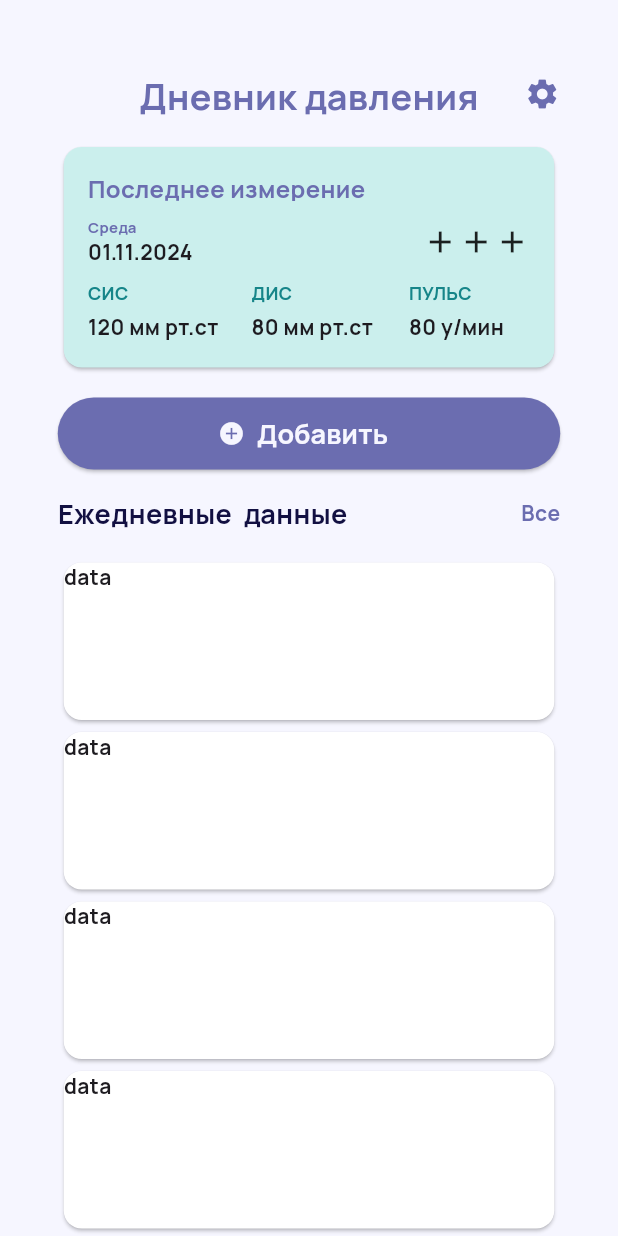
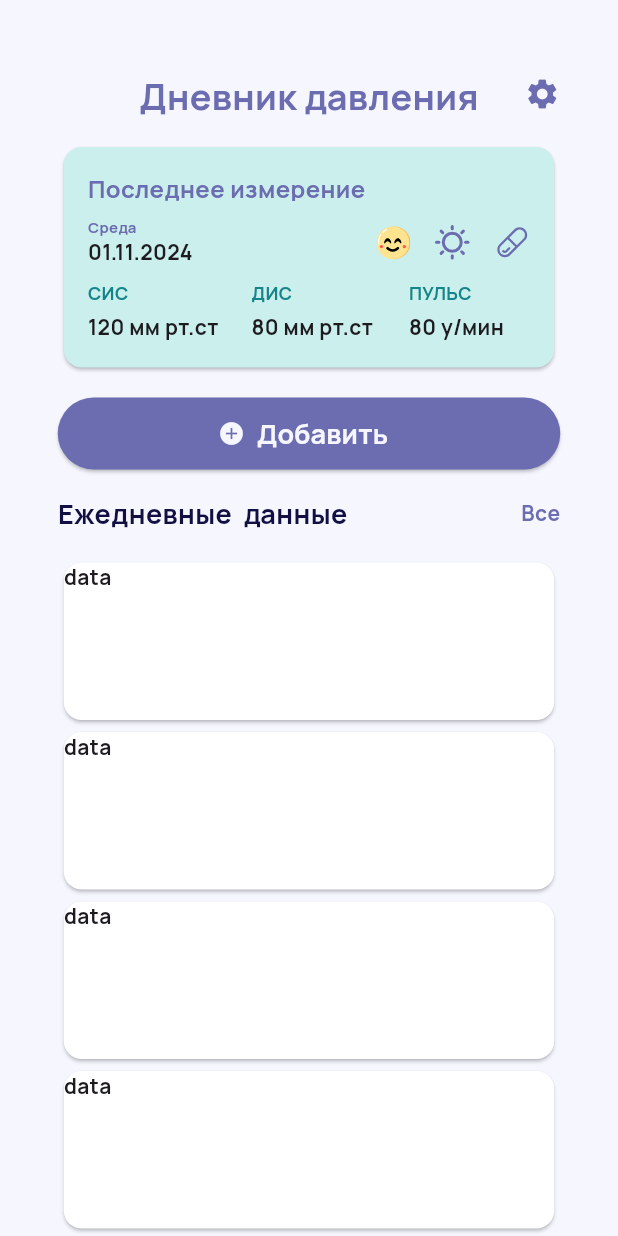
Before and after one commit to siblapin/Health_app, a Flutter app: the screen it shows after launch, on a phone screen of 412 x 824 dp. Run offline on Flutter 3.47's test engine with Material 3 defaults, Android fonts, the phone set to English and light mode, and no system bars; our stand-ins replace flutter_svg.

Commit message:
v0.02 icons

```diff
--- a/lib/screnns/home_screen/board_home_screen.dart
+++ b/lib/screnns/home_screen/board_home_screen.dart
@@ -1,4 +1,5 @@
 import 'package:flutter/material.dart';
+import 'package:flutter_svg/svg.dart';
 import '../../constants/constant.dart';
 
 class BoardHomeScreen extends StatelessWidget {
@@ -43,12 +44,14 @@ class BoardHomeScreen extends StatelessWidget {
                       ),
                     ),
                     const Expanded(child: SizedBox()),
-                    const SizedBox(
-                        width: 24, height: 24, child: Icon(Icons.add)),
-                    const SizedBox(
-                        width: 24, height: 24, child: Icon(Icons.add)),
-                    const SizedBox(
-                        width: 24, height: 24, child: Icon(Icons.add))
+                    SvgPicture.asset('assets/icons/happy.svg',
+                        height: 24, width: 24),
+                    const SizedBox(width: 16),
+                    SvgPicture.asset('assets/icons/day.svg',
+                        height: 24, width: 24),
+                    const SizedBox(width: 16),
+                    SvgPicture.asset('assets/icons/pill.svg',
+                        height: 24, width: 24),
                   ],
                 ),
               ),
--- a/lib/screnns/home_screen/list_widgets_home_screen.dart
+++ b/lib/screnns/home_screen/list_widgets_home_screen.dart
@@ -14,7 +14,7 @@ class ListWidgetsHomeScreen extends StatelessWidget {
           width: double.infinity,
           child: ListView.builder(
               itemCount: 60,
-              itemBuilder: ((BuildContext context, index) => Container(
+              itemBuilder: ((BuildContext context, index) => SizedBox(
                   width: 335,
                   height: 113,
                   child:
--- a/pubspec.yaml
+++ b/pubspec.yaml
@@ -36,6 +36,7 @@ dependencies:
   # Use with the CupertinoIcons class for iOS style icons.
   cupertino_icons: ^1.0.8
   icons_launcher: ^3.0.0
+  flutter_svg: ^2.0.16
 
 dev_dependencies:
   flutter_test:
@@ -60,8 +61,8 @@ flutter:
   uses-material-design: true
 
   # To add assets to your application, add an assets section, like this:
-  # assets:
-  #   - images/a_dot_burr.jpeg
+  assets:
+    - assets/icons/
   #   - images/a_dot_ham.jpeg
 
   # An image asset can refer to one or more resolution-specific "variants", see
```
Also changed, not shown: assets/icons/Group1.png (deleted), assets/icons/bad.svg (added), assets/icons/day.svg (added), assets/icons/depression.svg (added), assets/icons/good.svg (added), assets/icons/happy.svg (added), assets/icons/morning.svg (added), assets/icons/night.svg (added), assets/icons/ok.svg (added), assets/icons/pill.svg (added), pubspec.lock.
